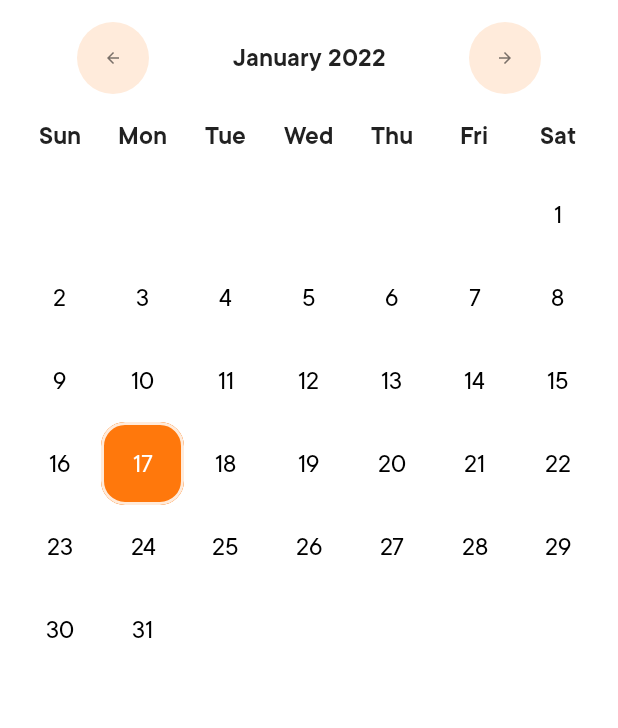
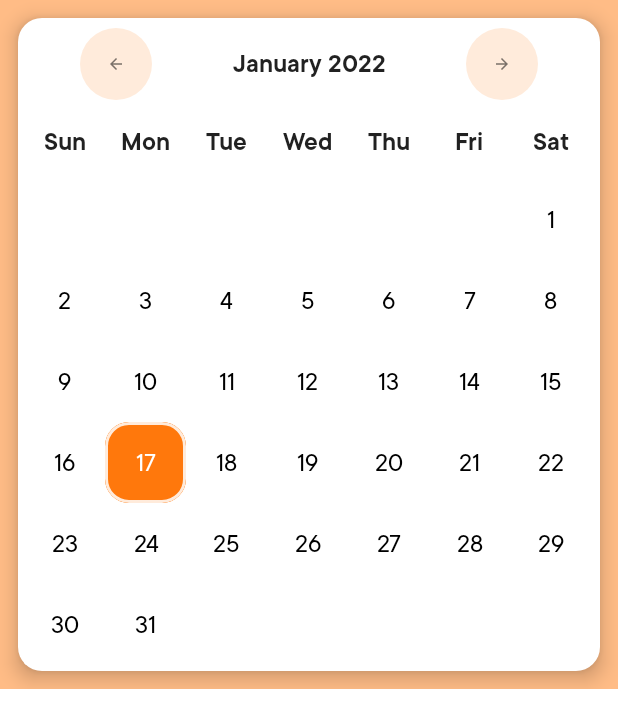
Before and after one commit to hi-manshu/Kalendar, an Android app built with Jetpack Compose: the screen it shows after launch (MainActivity), on a phone screen of 412 x 824 dp. Shown: the top 728 px of the screen. Run offline under Robolectric (Android 15) with nearby library versions, the phone set to English and light mode, and no system bars.

Commit message:
Completed FireCalendarMonthView

```diff
--- a/app/src/main/java/com/himanshoe/sample/MainActivity.kt
+++ b/app/src/main/java/com/himanshoe/sample/MainActivity.kt
@@ -3,6 +3,7 @@ package com.himanshoe.sample
 import android.os.Bundle
 import androidx.activity.ComponentActivity
 import androidx.activity.compose.setContent
+import androidx.compose.ui.graphics.Color
 import com.himanshoe.kalendar.ui.Kalendar
 
 class MainActivity : ComponentActivity() {
--- a/kalendar/src/main/java/com/himanshoe/kalendar/ui/KalendarHeader.kt
+++ b/kalendar/src/main/java/com/himanshoe/kalendar/ui/KalendarHeader.kt
@@ -5,6 +5,7 @@ import androidx.compose.foundation.layout.*
 import androidx.compose.foundation.shape.CircleShape
 import androidx.compose.material.Icon
 import androidx.compose.material.IconButton
+import androidx.compose.material.Text
 import androidx.compose.material.icons.Icons
 import androidx.compose.material.icons.filled.ArrowBack
 import androidx.compose.material.icons.filled.ArrowForward
@@ -14,13 +15,16 @@ import androidx.compose.ui.Modifier
 import androidx.compose.ui.draw.alpha
 import androidx.compose.ui.draw.clip
 import androidx.compose.ui.graphics.vector.ImageVector
+import androidx.compose.ui.text.TextStyle
+import androidx.compose.ui.text.font.FontWeight
 import androidx.compose.ui.text.style.TextAlign
 import androidx.compose.ui.unit.dp
+import androidx.compose.ui.unit.sp
 import com.himanshoe.design.primitive.texts.Demibold
 import com.himanshoe.design.primitive.texts.KalendarText
+import com.himanshoe.kalendar.monthNames
 import com.himanshoe.design.theme.Grid
 import com.himanshoe.design.theme.KalendarTheme
-import com.himanshoe.kalendar.monthNames
 
 @Composable
 fun KalendarHeader(
@@ -41,7 +45,7 @@ fun KalendarHeader(
         )
         KalendarText.Text4.Demibold(
             modifier = Modifier
-                .padding(16.dp),
+                .padding(Grid.Two),
             text = "${monthNames[currentMonth]} $currentYear",
             textAlign = TextAlign.Center,
         )
--- a/kalendar/src/main/java/com/himanshoe/kalendar/ui/KalendarWeek.kt
+++ b/kalendar/src/main/java/com/himanshoe/kalendar/ui/KalendarWeek.kt
@@ -4,14 +4,15 @@ import androidx.compose.foundation.layout.*
 import androidx.compose.runtime.Composable
 import androidx.compose.ui.Modifier
 import androidx.compose.ui.graphics.graphicsLayer
+import com.himanshoe.design.theme.Grid
 
 const val DAYS_IN_WEEK = 7
 
 @Composable
 internal fun KalendarWeek(
-    startColumn: Int, // 0..6
-    endColumn: Int,   // 0..6 && startColumn <= endColumn
-    fromDay: Int,    // 1..31
+    startColumn: Int,
+    endColumn: Int,
+    fromDay: Int,
     currentYear: Int,
     currentMonth: Int,
     todayYear: Int,
@@ -24,7 +25,7 @@ internal fun KalendarWeek(
 ) {
     BoxWithConstraints(modifier = Modifier.fillMaxWidth()) {
 
-        val size = maxWidth / DAYS_IN_WEEK
+        val size = (maxWidth / DAYS_IN_WEEK)
 
         val modifier = Modifier
             .requiredWidth(size)
--- a/kalendar/src/main/java/com/himanshoe/kalendar/ui/KalendarWeekDayNames.kt
+++ b/kalendar/src/main/java/com/himanshoe/kalendar/ui/KalendarWeekDayNames.kt
@@ -7,13 +7,14 @@ import androidx.compose.ui.Modifier
 import androidx.compose.ui.unit.dp
 import com.himanshoe.design.primitive.texts.Demibold
 import com.himanshoe.design.primitive.texts.KalendarText
+import com.himanshoe.design.theme.Grid
 
 private val weekdays = listOf("Sun", "Mon", "Tue", "Wed", "Thu", "Fri", "Sat")
 
 @Composable
 fun KalendarWeekDayNames() {
     BoxWithConstraints(modifier = Modifier.fillMaxWidth()) {
-        val width = maxWidth / DAYS_IN_WEEK
+        val width = (maxWidth / DAYS_IN_WEEK)
         Row(modifier = Modifier.fillMaxWidth()) {
             weekdays.forEach { weekDay: String ->
                 KalendarWeekDay(
--- a/kalendar/src/main/java/com/himanshoe/kalendar/ui/KalendarYear.kt
+++ b/kalendar/src/main/java/com/himanshoe/kalendar/ui/KalendarYear.kt
@@ -1,17 +1,20 @@
 package com.himanshoe.kalendar.ui
 
 import androidx.compose.foundation.background
-import androidx.compose.foundation.layout.Box
 import androidx.compose.foundation.layout.Column
 import androidx.compose.foundation.layout.fillMaxWidth
 import androidx.compose.foundation.layout.padding
+import androidx.compose.material.Card
 import androidx.compose.runtime.Composable
 import androidx.compose.runtime.getValue
 import androidx.compose.runtime.mutableStateOf
 import androidx.compose.runtime.saveable.rememberSaveable
 import androidx.compose.runtime.setValue
 import androidx.compose.ui.Modifier
+import androidx.compose.ui.graphics.Color
+import androidx.compose.ui.unit.dp
 import com.himanshoe.design.theme.Grid
+import com.himanshoe.design.theme.KalendarShape
 import com.himanshoe.design.theme.KalendarTheme
 import com.himanshoe.kalendar.DayOfWeek
 import com.himanshoe.kalendar.getDayOfWeek
@@ -36,6 +39,7 @@ private fun CalendarScreen(
     Column(
         modifier = Modifier
             .fillMaxWidth()
+            .padding(Grid.Half)
     ) {
         KalendarHeader(
             currentYear = currentYear,
@@ -61,7 +65,11 @@ private fun CalendarScreen(
 }
 
 @Composable
-fun Kalendar() {
+fun Kalendar(
+    backgroundColor: Color? = null,
+    calendarColor: Color? = null,
+    hasRadius: Boolean = true
+) {
     val currentCalendarStartOfMonth = rememberSaveable {
         Calendar.getInstance().apply {
             set(Calendar.DATE, 1)
@@ -83,11 +91,18 @@ fun Kalendar() {
     var selectedYear by rememberSaveable { mutableStateOf(todayDate.get(Calendar.YEAR)) }
     var selectedMonth by rememberSaveable { mutableStateOf(todayDate.get(Calendar.MONTH)) }
     var selectedDayOfMonth by rememberSaveable { mutableStateOf(currentDate.get(Calendar.DAY_OF_MONTH)) }
+
     KalendarTheme {
-        Box(
+        val color = backgroundColor ?: KalendarTheme.colors.generalDisabled
+        val calendarBackgroundColor = calendarColor ?: KalendarTheme.colors.background
+        val shape = if (hasRadius) KalendarShape.SelectedShape else KalendarShape.DefaultRectangle
+        Card(
             modifier = Modifier
-                .background(KalendarTheme.colors.background)
-                .padding(Grid.OneHalf)
+                .background(color)
+                .padding(Grid.OneHalf),
+            shape = shape,
+            elevation = if(hasRadius) Grid.One else 0.dp,
+            backgroundColor = calendarBackgroundColor,
         ) {
             CalendarScreen(
                 currentYear = currentYear,
```
